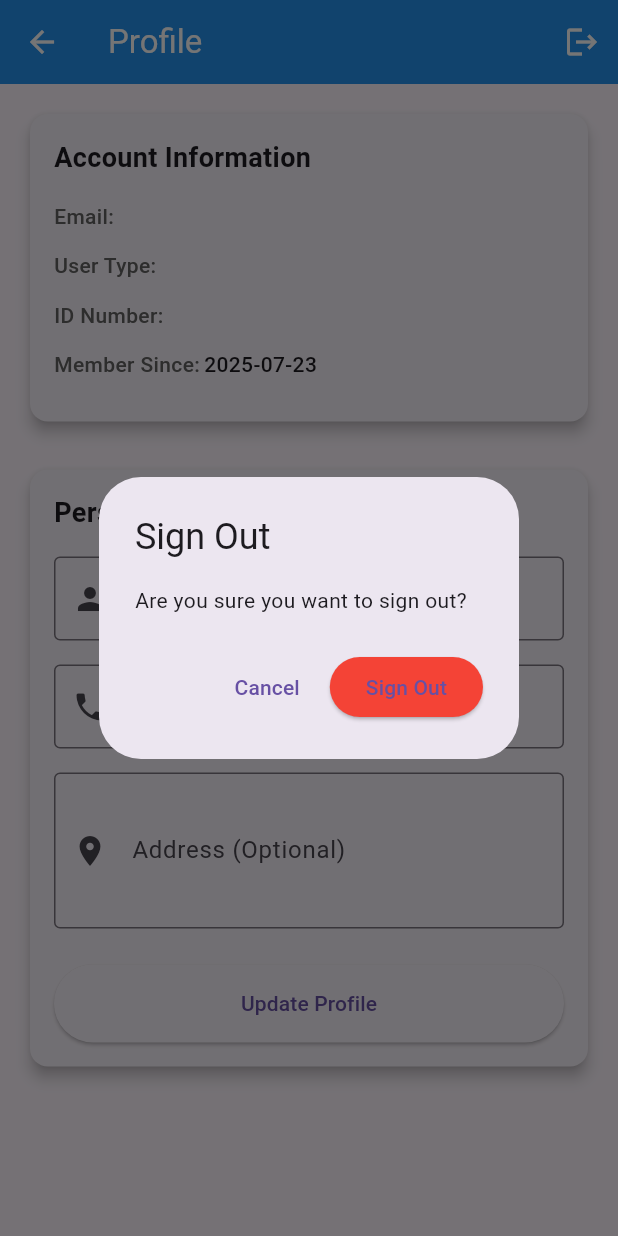
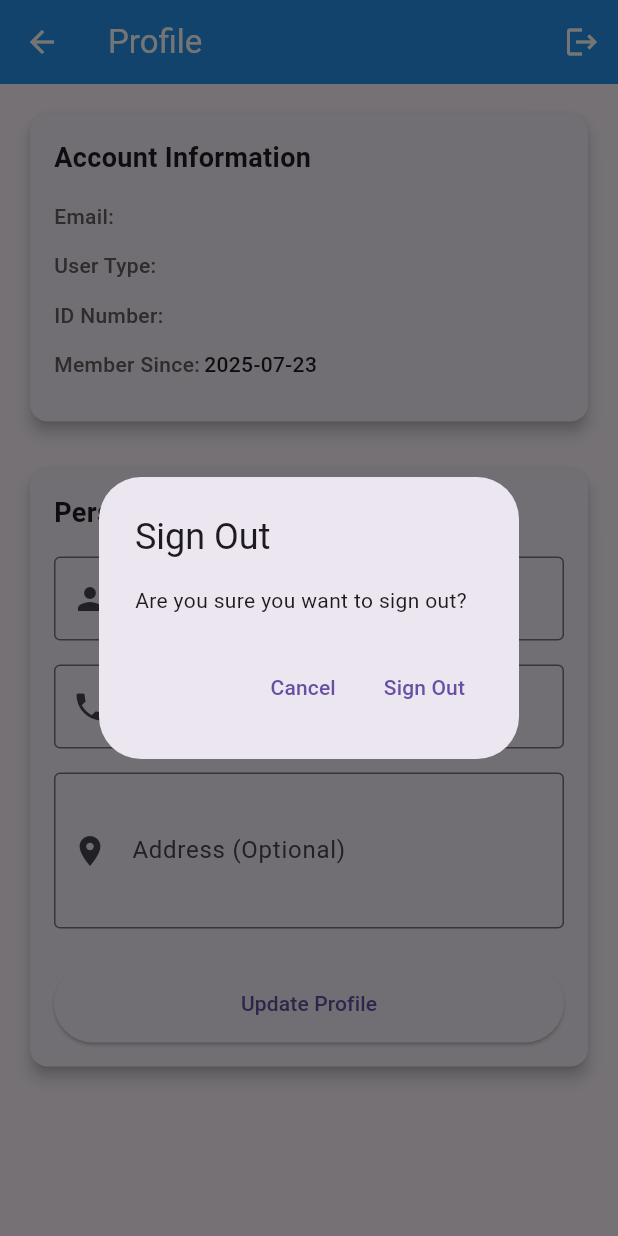
Before and after one commit to Wangui-g/libms, a Flutter app: the ProfileScreen screen opened directly, after a tap on the "logout" icon, on a phone screen of 412 x 824 dp. Run offline on Flutter 3.47's test engine with Material 3 defaults, Android fonts, the phone set to English and light mode, and no system bars; our stand-ins replace supabase_flutter; missing offline and left inert: supabase_auth_ui; accounts and stored records are empty.

Commit message:
signing up and out successful

```diff
--- a/lib/screens/profile/profile_screen.dart
+++ b/lib/screens/profile/profile_screen.dart
@@ -1,6 +1,7 @@
 import 'package:flutter/material.dart';
 import '../../services/auth_service.dart';
 import '../../models/user_profile.dart';
+import '../auth/login_screen.dart';
 
 class ProfileScreen extends StatefulWidget {
   const ProfileScreen({super.key});
@@ -117,29 +118,43 @@ class _ProfileScreenState extends State<ProfileScreen> {
   }
 
   Future<void> _signOut() async {
-    showDialog(
+    final shouldSignOut = await showDialog<bool>(
       context: context,
       builder: (context) => AlertDialog(
         title: const Text('Sign Out'),
         content: const Text('Are you sure you want to sign out?'),
         actions: [
           TextButton(
-            onPressed: () => Navigator.pop(context),
+            onPressed: () => Navigator.of(context).pop(false),
             child: const Text('Cancel'),
           ),
-          ElevatedButton(
-            onPressed: () async {
-              Navigator.pop(context);
-              await _authService.signOut();
-            },
-            style: ElevatedButton.styleFrom(
-              backgroundColor: Colors.red,
-            ),
+          TextButton(
+            onPressed: () => Navigator.of(context).pop(true),
             child: const Text('Sign Out'),
           ),
         ],
       ),
     );
+
+    if (shouldSignOut == true) {
+      try {
+        await _authService.signOut();
+        if (mounted) {
+          Navigator.of(context).pushReplacement(
+            MaterialPageRoute(builder: (context) => const LoginScreen()),
+          );
+        }
+      } catch (error) {
+        if (mounted) {
+          ScaffoldMessenger.of(context).showSnackBar(
+            SnackBar(
+              content: Text('Error signing out: ${error.toString()}'),
+              backgroundColor: Colors.red,
+            ),
+          );
+        }
+      }
+    }
   }
 
   @override
```
Also changed, not shown: lib/services/auth_service.dart (+23 -0 lines).
